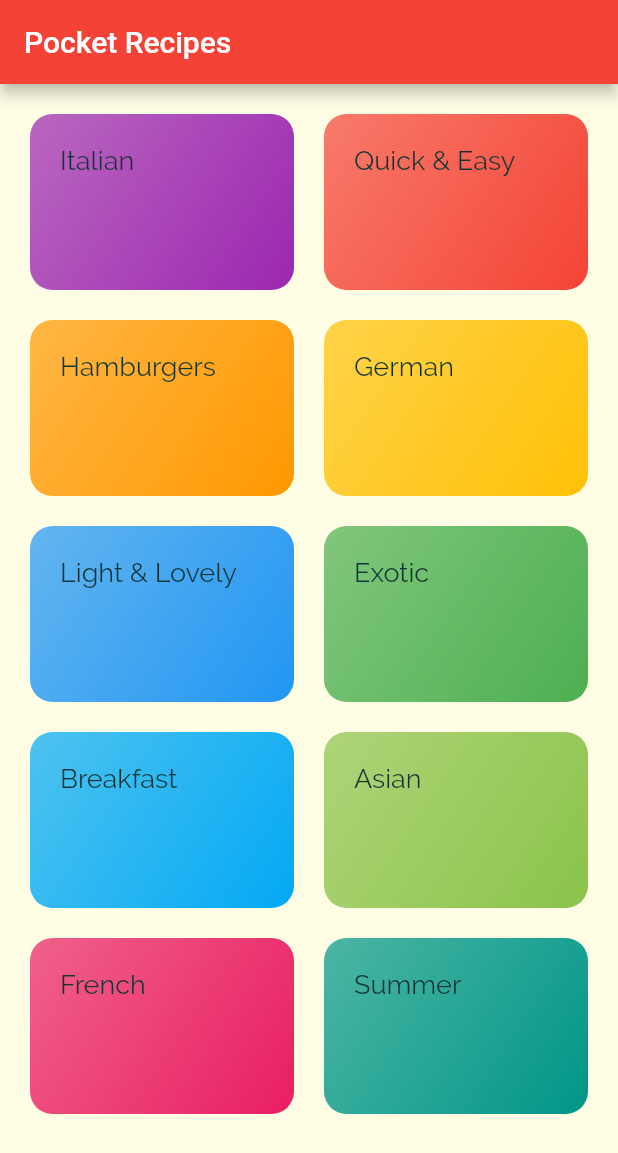
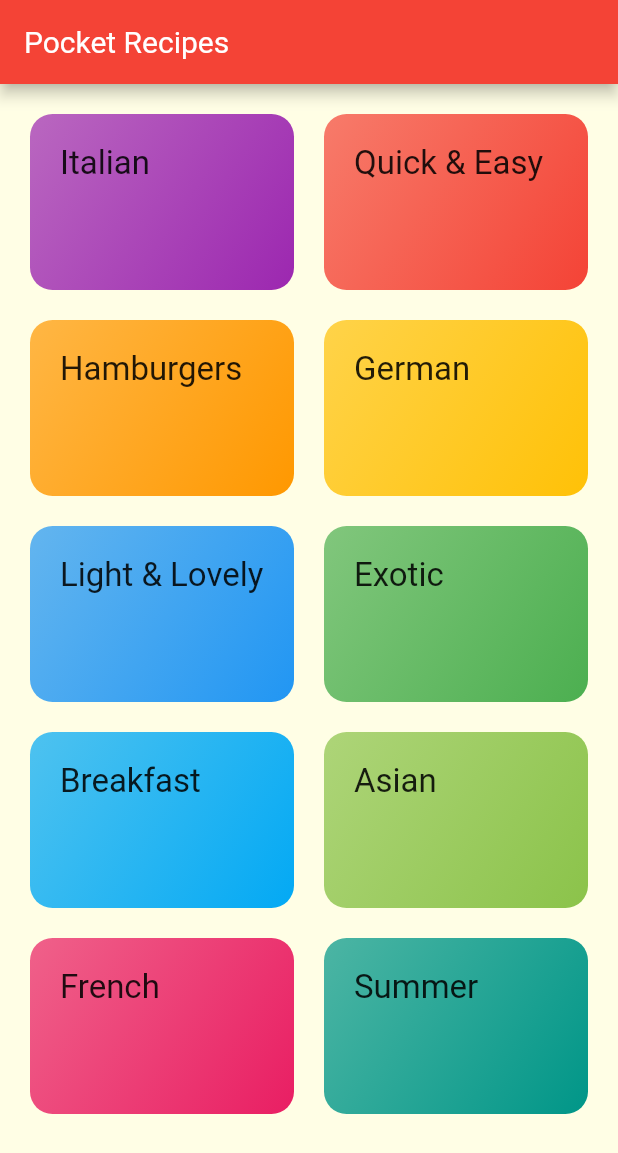
Before and after one commit to archrave/Pocket-Recipes-App, a Flutter app: the screen it shows after launch, on a phone screen of 412 x 824 dp. Shown: the top 1153 px of the screen. Run offline on Flutter 3.47's test engine with Material 2 defaults, Android fonts, the phone set to English and light mode, and no system bars.

```diff
--- a/lib/main.dart
+++ b/lib/main.dart
@@ -1,4 +1,5 @@
 import 'package:flutter/material.dart';
+import './screens/meal_recipe_screen.dart';
 import './screens/categories_screen.dart';
 import './screens/meals_screen.dart';
 
@@ -12,7 +13,7 @@ class MyApp extends StatelessWidget {
       title: 'Pocket Recipes',
       theme: ThemeData(
           primarySwatch: Colors.red,
-          accentColor: Colors.yellow,
+          accentColor: Colors.amber,
           canvasColor: Color.fromRGBO(255, 254, 229, 1),
           textTheme: ThemeData.light().textTheme.copyWith(
               body1: TextStyle(
@@ -22,15 +23,16 @@ class MyApp extends StatelessWidget {
               body2:
                   TextStyle(fontSize: 10, color: Color.fromRGBO(20, 51, 51, 1)),
               title: TextStyle(
-                  fontSize: 20,
-                  fontWeight: FontWeight.bold,
-                  fontFamily: 'RobotoCondensed'))),
+                  fontSize: 22,
+                  //fontWeight: FontWeight.bold,
+                  fontFamily: 'Roboto'))),
       home: CategoriesScreen(),
       routes: {
         //    '/meals-screen': (ctx) => MealsScreen(),
         // Better way is to store this random name in the given widget class itself
 
         MealsScreen.routeName: (ctx) => MealsScreen(),
+        MealRecipe.routeName: (ctx) => MealRecipe(),
       },
     );
   }
--- a/lib/screens/meals_screen.dart
+++ b/lib/screens/meals_screen.dart
@@ -30,6 +30,7 @@ class MealsScreen extends StatelessWidget {
       body: ListView.builder(
           itemBuilder: (ctx, index) {
             return MealItem(
+                mealId: categoryMeals[index].title,
                 mealTitle: categoryMeals[index].title,
                 imgUrl: categoryMeals[index].imageUrl,
                 mealDuration: categoryMeals[index].duration,
--- a/lib/widgets/category_item.dart
+++ b/lib/widgets/category_item.dart
@@ -32,7 +32,10 @@ class CategoryItem extends StatelessWidget {
           BorderRadius.circular(15), //To match the shape of container below
       child: Container(
         padding: const EdgeInsets.all(20),
-        child: Text(title),
+        child: Text(
+          title,
+          style: Theme.of(context).textTheme.title,
+        ),
         decoration: BoxDecoration(
           gradient: LinearGradient(
             colors: [
```
Also changed, not shown: lib/screens/meal_recipe_screen.dart (added, +18 -0 lines), lib/widgets/meal_item.dart (+9 -3 lines), pubspec.yaml (+7 -1 lines), fonts/Roboto-Light.ttf (added), fonts/Roboto-Regular.ttf (added).
